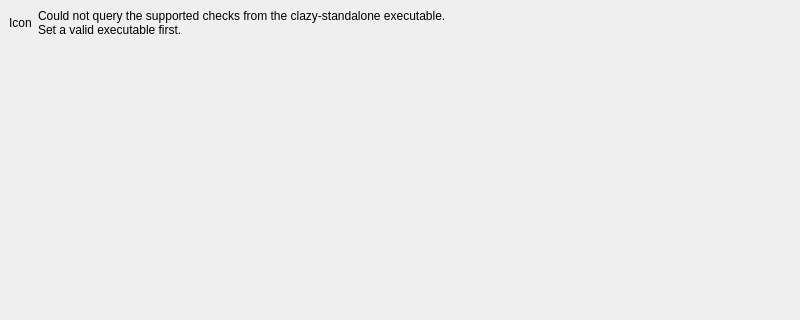
Above: src/plugins/clangtools/clazychecks.ui from qt-creator/qt-creator before the change; both pictures show x 0 to 800 and y 0 to 320 of the 800 by 500 pixel window. Below: the same form after it.
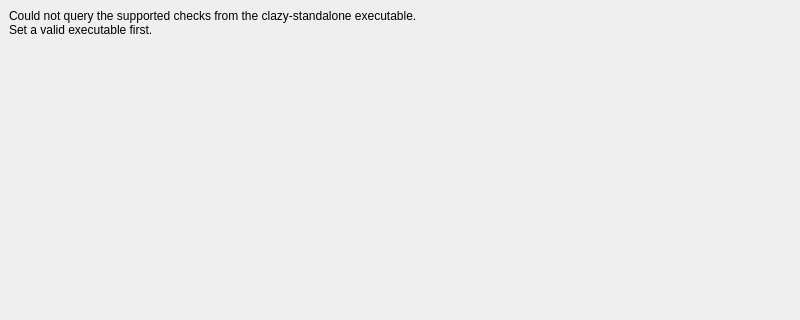
That is the form after the change. The open tabs and pages were chosen to show the change. Custom widgets are drawn as their Qt base class.

Commit message:
ClangTools: Use Utils::InfoLabel in DiagnosticConfigsWidget
Task-number: QTCREATORBUG-23346

Patch:
```diff
--- a/src/plugins/clangtools/clazychecks.ui
+++ b/src/plugins/clangtools/clazychecks.ui
@@ -127,19 +127,7 @@
      <widget class="QWidget" name="invalidExecutablePage">
       <layout class="QVBoxLayout" name="verticalLayout_5">
        <item>
-        <layout class="QHBoxLayout" name="horizontalLayout">
-         <item>
-          <widget class="QLabel" name="invalidExecutableIcon">
-           <property name="text">
-            <string>Icon</string>
-           </property>
-           <property name="alignment">
-            <set>Qt::AlignLeading|Qt::AlignLeft|Qt::AlignVCenter</set>
-           </property>
-          </widget>
-         </item>
-         <item>
-          <widget class="QLabel" name="invalidExecutableText">
+        <widget class="Utils::InfoLabel" name="invalidExecutableLabel">
            <property name="text">
             <string>Could not query the supported checks from the clazy-standalone executable.
 Set a valid executable first.</string>
@@ -150,21 +138,6 @@
           </widget>
          </item>
          <item>
-          <spacer name="horizontalSpacer">
-           <property name="orientation">
-            <enum>Qt::Horizontal</enum>
-           </property>
-           <property name="sizeHint" stdset="0">
-            <size>
-             <width>40</width>
-             <height>20</height>
-            </size>
-           </property>
-          </spacer>
-         </item>
-        </layout>
-       </item>
-       <item>
         <spacer name="verticalSpacer">
          <property name="orientation">
           <enum>Qt::Vertical</enum>
@@ -183,6 +156,13 @@
    </item>
   </layout>
  </widget>
+ <customwidgets>
+  <customwidget>
+   <class>Utils::InfoLabel</class>
+   <extends>QLabel</extends>
+   <header location="global">utils/infolabel.h</header>
+  </customwidget>
+ </customwidgets>
  <resources/>
  <connections/>
 </ui>
```
Lines whose indentation alone changed are shown as unchanged. The commit also changes 2 other files.
